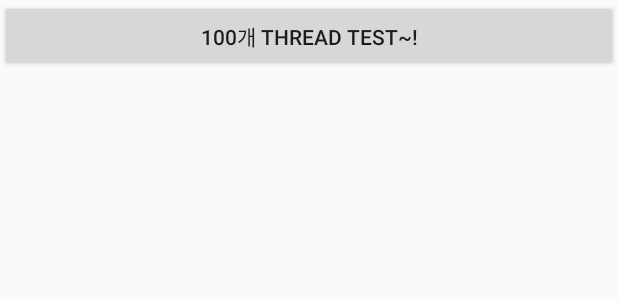
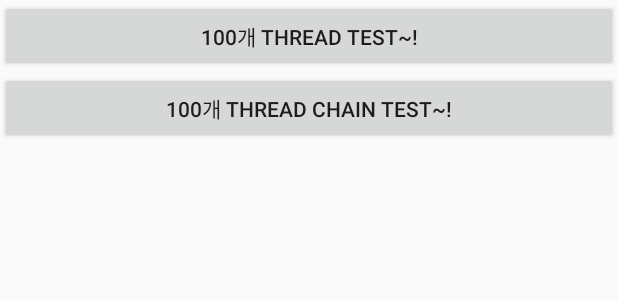
Before and after one commit to JuL1205/JuLib, an Android app: the layout activity_concurrent.xml on its own in the app's theme, with its tools: preview values and no code run, on a phone screen of 412 x 824 dp. Shown: the top 300 px of the screen. Run offline under Robolectric (Android 15) with nearby library versions, the phone set to English and light mode, and no system bars.

Commit message:
asyncjob chaining 구현

```diff
--- a/app/src/main/res/layout/activity_concurrent.xml
+++ b/app/src/main/res/layout/activity_concurrent.xml
@@ -1,11 +1,17 @@
 <?xml version="1.0" encoding="utf-8"?>
-<RelativeLayout xmlns:android="http://schemas.android.com/apk/res/android"
+<LinearLayout xmlns:android="http://schemas.android.com/apk/res/android"
     android:layout_width="match_parent"
-    android:layout_height="match_parent">
+    android:layout_height="match_parent"
+    android:orientation="vertical">
     <Button
         android:id="@+id/btn_test"
         android:layout_width="match_parent"
         android:layout_height="wrap_content"
         android:text="100개 thread test~!"/>
+    <Button
+        android:id="@+id/btn_test2"
+        android:layout_width="match_parent"
+        android:layout_height="wrap_content"
+        android:text="100개 thread chain test~!"/>
 
-</RelativeLayout>
+</LinearLayout>
--- a/build.gradle
+++ b/build.gradle
@@ -5,7 +5,7 @@ buildscript {
         jcenter()
     }
     dependencies {
-        classpath 'com.android.tools.build:gradle:1.1.0'
+        classpath 'com.android.tools.build:gradle:1.3.0'
 
         // NOTE: Do not place your application dependencies here; they belong
         // in the individual module build.gradle files
--- a/lib/src/main/java/jul/lab/library/concurrent/AsyncJobExecutor.java
+++ b/lib/src/main/java/jul/lab/library/concurrent/AsyncJobExecutor.java
@@ -3,6 +3,7 @@ package jul.lab.library.concurrent;
 import android.os.Handler;
 import android.os.Looper;
 
+import java.util.Iterator;
 import java.util.concurrent.ArrayBlockingQueue;
 import java.util.concurrent.BlockingQueue;
 import java.util.concurrent.Executor;
@@ -39,7 +40,7 @@ public class AsyncJobExecutor {
             public void run() {
                 if (!job.bIsCancel) {
                     try{
-                        dispatchResult(job, job.run());
+                        dispatchResult(job, job.run(), job.getChainList());
                     } catch (InterruptedException e){
                     }
                 } else {
@@ -49,12 +50,24 @@ public class AsyncJobExecutor {
         });
     }
 
-    private static void dispatchResult(final AsyncJob job, final Object result){
-        mMainThreadHandler.post(new Runnable() {
-            @Override
-            public void run() {
-                job.doneOnMainThread(result);
+    private static void dispatchResult(final AsyncJob job, final Object result, Iterator<JobChain> chainList){
+        if(chainList.hasNext()){ //연결된 작업들이 존재한다.
+            JobChain jobChain = chainList.next();
+            if (!job.bIsCancel) {
+                try {
+                    dispatchResult(job, jobChain.runChain(result), chainList);
+                } catch (InterruptedException e) {
+                }
+            } else{
+                Log.w("This job was canceled[in chaining].");
             }
-        });
+        } else{
+            mMainThreadHandler.post(new Runnable() {
+                @Override
+                public void run() {
+                    job.doneOnMainThread(result);
+                }
+            });
+        }
     }
 }
```
Also changed, not shown: app/src/main/java/jul/lib/test/activity/ConcurrentActivity.java (+52 -4 lines), lib/src/main/java/jul/lab/library/concurrent/AsyncJob.java (+18 -3 lines), lib/src/main/java/jul/lab/library/concurrent/JobChain.java (added, +8 -0 lines).
